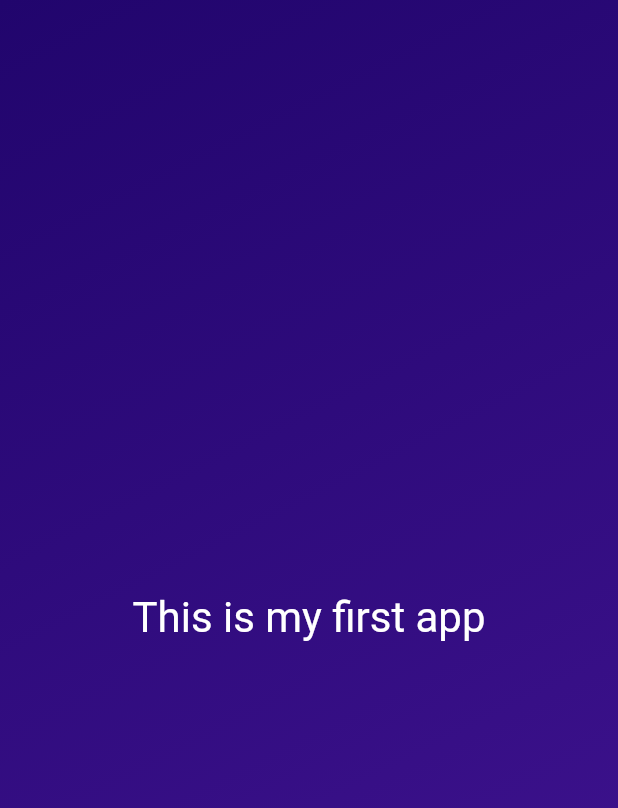
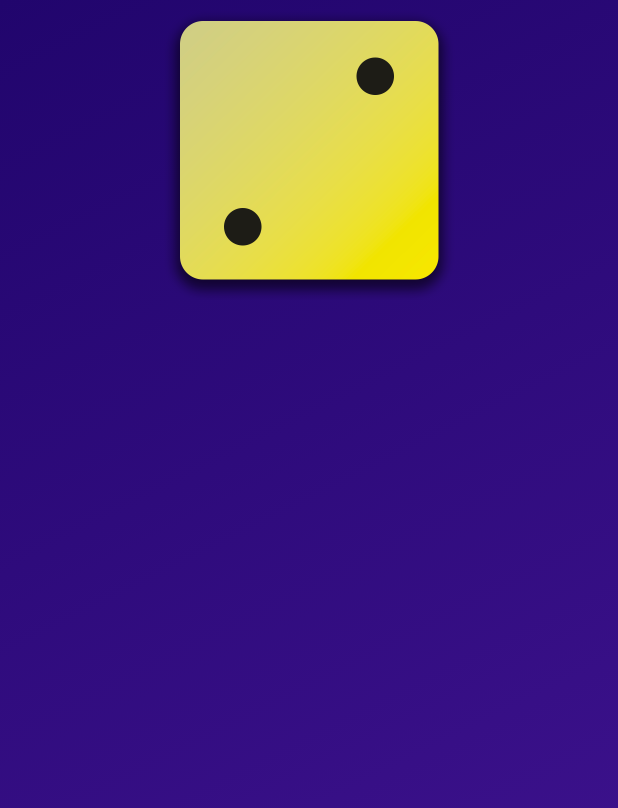
Before and after one commit to Masoud-z/Dice-Roller, a Flutter app: the screen it shows after launch, on a phone screen of 412 x 824 dp. Shown: the top 808 px of the screen. Run offline on Flutter 3.47's test engine with Material 2 defaults, Android fonts, the phone set to English and light mode, and no system bars.

Commit message:
Change the names of images and use it in the GradiantContainer instead of StyledText

```diff
--- a/lib/grandiant_container.dart
+++ b/lib/grandiant_container.dart
@@ -1,6 +1,4 @@
 import 'package:flutter/material.dart';
-
-import 'package:first_learning_app/styled_text.dart';
 
 const startAlignment = Alignment.topLeft;
 const endAlignment = Alignment.bottomRight;
@@ -27,11 +25,15 @@ class GradiantContainer extends StatelessWidget {
           end: endAlignment,
         ),
       ),
-      child: const Center(
-        child: StyledText(
-          "This is my first app",
-          Colors.white,
-          28,
+      child: Center(
+        child: Column(
+          children: [
+            Image.asset(
+              'assets/images/dice2.png',
+              width: 200,
+            ),
+
+          ],
         ),
       ),
     );
--- a/lib/main.dart
+++ b/lib/main.dart
@@ -6,7 +6,7 @@ void main() {
   runApp(
     const MaterialApp(
       home: Scaffold(
-        backgroundColor: Colors.deepPurple,
+        backgroundColor: Colors.white,
         body: GradiantContainer(
           Colors.deepPurple,
           Colors.indigo,
```
Also changed, not shown: pubspec.yaml (+6 -6 lines), assets/images/dice1.png (renamed from assets/images/dice-1.png), assets/images/dice2.png (renamed from assets/images/dice-2.png), assets/images/dice3.png (renamed from assets/images/dice-3.png), assets/images/dice4.png (renamed from assets/images/dice-4.png), assets/images/dice5.png (renamed from assets/images/dice-5.png), assets/images/dice6.png (renamed from assets/images/dice-6.png).
